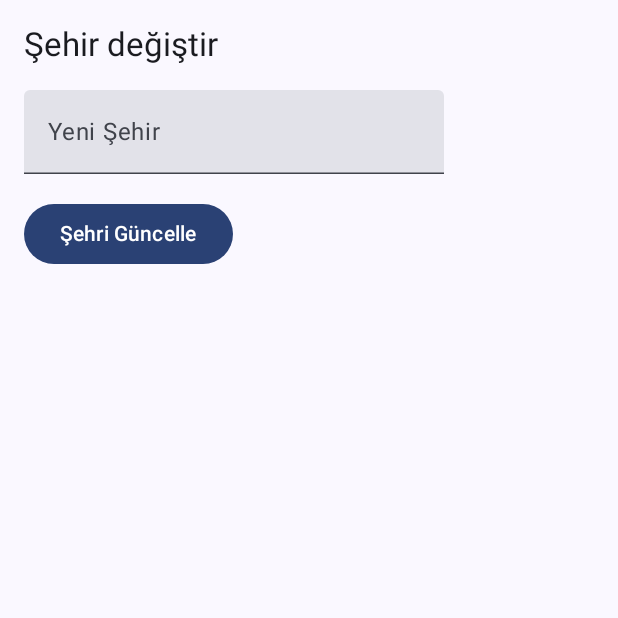
After one commit to PolatAvci/WeatherApp, an Android app built with Jetpack Compose: the composable LocationChangeScreen called with empty values, on a phone screen of 412 x 824 dp, the top half of it. The commit adds this screen. Run offline under Robolectric (Android 15) with nearby library versions, the phone set to English and light mode, and no system bars.

Commit message:
LocationChangeScreen was added

```diff
--- a/app/build.gradle.kts
+++ b/app/build.gradle.kts
@@ -97,8 +97,10 @@ dependencies {
     // Google Play Services Location
     implementation("com.google.android.gms:play-services-location:21.0.1")
 
-// Accompanist Permissions (Compose için kolay izin yönetimi)
+    // Accompanist Permissions (Compose için kolay izin yönetimi)
     implementation("com.google.accompanist:accompanist-permissions:0.30.1")
+
+    implementation("androidx.navigation:navigation-compose:2.7.2")
 
 
     // Retrofit
--- /dev/null
+++ b/app/src/main/java/com/example/weatherapp/ui/LocationChangeScreen.kt
@@ -0,0 +1,50 @@
+import androidx.compose.foundation.layout.Box
+import androidx.compose.foundation.layout.Column
+import androidx.compose.foundation.layout.Spacer
+import androidx.compose.foundation.layout.fillMaxSize
+import androidx.compose.foundation.layout.height
+import androidx.compose.foundation.layout.padding
+import androidx.compose.material3.Button
+import androidx.compose.material3.MaterialTheme
+import androidx.compose.material3.Text
+import androidx.compose.material3.TextField
+import androidx.compose.runtime.Composable
+import androidx.compose.runtime.getValue
+import androidx.compose.runtime.mutableStateOf
+import androidx.compose.runtime.remember
+import androidx.compose.runtime.setValue
+import androidx.compose.ui.Alignment
+import androidx.compose.ui.Modifier
+import androidx.compose.ui.text.font.FontWeight
+import androidx.compose.ui.unit.dp
+import androidx.compose.ui.unit.sp
+
+@Composable
+fun LocationChangeScreen(
+    cityName: String,
+    onCitySelected: (String) -> Unit,
+    onBack: () -> Unit
+) {
+    var newCity by remember { mutableStateOf(cityName) }
+
+    Column(
+        modifier = Modifier
+            .fillMaxSize()
+            .padding(16.dp)
+    ) {
+        Text(text = "Şehir değiştir", style = MaterialTheme.typography.titleLarge)
+        Spacer(modifier = Modifier.height(16.dp))
+        TextField(
+            value = newCity,
+            onValueChange = { newCity = it },
+            label = { Text("Yeni Şehir") }
+        )
+        Spacer(modifier = Modifier.height(16.dp))
+        Button(onClick = {
+            onCitySelected(newCity)
+            onBack()
+        }) {
+            Text("Şehri Güncelle")
+        }
+    }
+}
```
Also changed, not shown: app/src/main/java/com/example/weatherapp/ui/CitySearchScreen.kt (added, +54 -0 lines), app/src/main/java/com/example/weatherapp/ui/MainActivity.kt (+38 -17 lines), app/src/main/java/com/example/weatherapp/ui/WeatherScreen.kt (+17 -11 lines).
